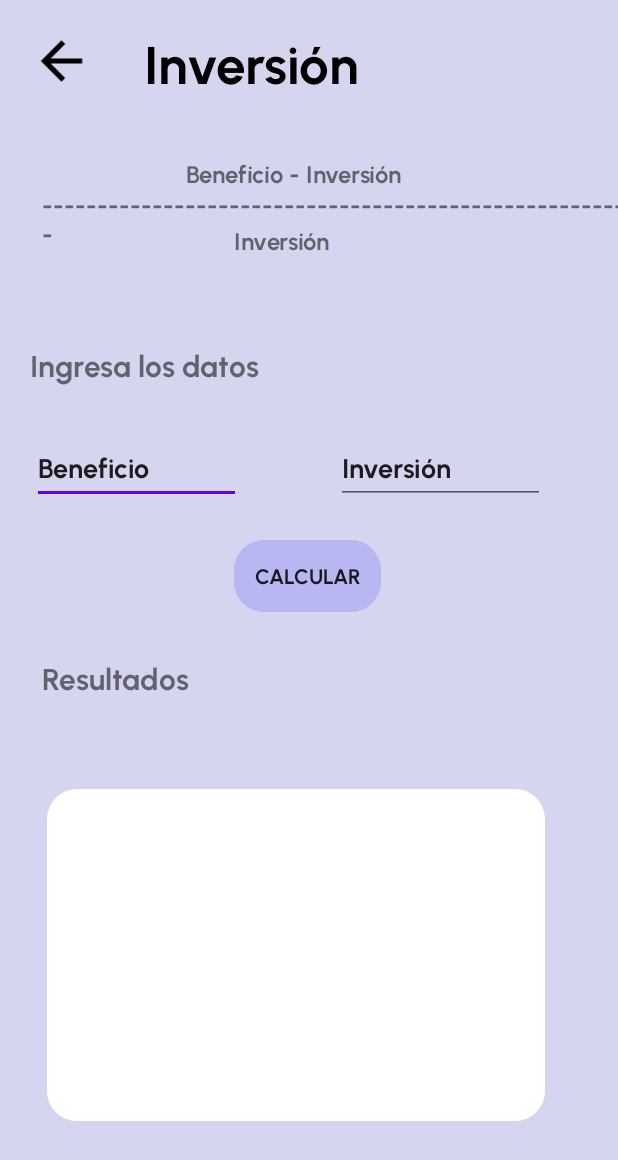
After one commit to KariVI/EnterFiance-App, an Android app: the Investment screen opened directly, with no data from a screen before it, on a phone screen of 412 x 824 dp. The commit adds this screen. Shown: the top 1160 px of the screen. Run offline under Robolectric (Android 15) with nearby library versions, the phone set to English and light mode, and no system bars.

Commit message:
investment 1

```diff
--- a/app/src/main/AndroidManifest.xml
+++ b/app/src/main/AndroidManifest.xml
@@ -29,6 +29,9 @@
             android:name=".PreCreateAccount"
             android:exported="false" />
         <activity
+            android:name=".Investment"
+            android:exported="false" />
+        <activity
             android:name=".MainActivity"
             android:exported="true">
             <intent-filter>
--- /dev/null
+++ b/app/src/main/java/com/example/enterfiance/Investment.java
@@ -0,0 +1,16 @@
+package com.example.enterfiance;
+
+import android.content.Intent;
+import android.os.Bundle;
+import android.view.View;
+
+import androidx.appcompat.app.AppCompatActivity;
+
+public class Investment extends AppCompatActivity {
+
+    @Override
+    protected void onCreate(Bundle savedInstanceState) {
+        super.onCreate(savedInstanceState);
+        setContentView(R.layout.activity_investment);
+    }
+}
--- a/app/src/main/java/com/example/enterfiance/Menu.java
+++ b/app/src/main/java/com/example/enterfiance/Menu.java
@@ -2,13 +2,27 @@ package com.example.enterfiance;
 
 import androidx.appcompat.app.AppCompatActivity;
 
+import android.content.Intent;
 import android.os.Bundle;
+import android.view.View;
+import android.widget.Button;
 
 public class Menu extends AppCompatActivity {
-
+    Button btInvest;
     @Override
     protected void onCreate(Bundle savedInstanceState) {
         super.onCreate(savedInstanceState);
         setContentView(R.layout.activity_menu);
+        btInvest = (Button) findViewById(R.id.btInvest);
+        btInvest.setOnClickListener(new View.OnClickListener() {
+            @Override
+                public void onClick(View v) {
+                    Intent intent = new Intent(Menu.this, Investment.class);
+
+                    startActivity(intent);
+                        overridePendingTransition(R.anim.slide_in_right, R.anim.slide_out_left);
+                    }
+        }
+        );
     }
 }
--- a/app/src/main/res/layout/activity_create_account.xml
+++ b/app/src/main/res/layout/activity_create_account.xml
@@ -152,7 +152,7 @@
         app:layout_constraintHorizontal_bias="0.498"
         app:layout_constraintStart_toStartOf="parent"
         app:layout_constraintTop_toBottomOf="@+id/occupationSpinner"
-        app:layout_constraintVertical_bias="0.923"
+        app:layout_constraintVertical_bias="0.0"
         app:rippleColor="#B8B7F2"
         app:strokeColor="#B8B7F2" />
 
--- a/app/src/main/res/layout/activity_create_account_business.xml
+++ b/app/src/main/res/layout/activity_create_account_business.xml
@@ -81,7 +81,7 @@
         app:layout_constraintTop_toBottomOf="@+id/giroNegocioSpinner" />
 
     <Button
-        android:id="@+id/backgroundOne"
+        android:id="@+id/background"
         android:layout_width="300dp"
         android:layout_height="170dp"
         android:layout_marginTop="25dp"
@@ -106,7 +106,7 @@
         android:text=""
         app:layout_constraintEnd_toEndOf="parent"
         app:layout_constraintStart_toStartOf="parent"
-        app:layout_constraintTop_toBottomOf="@+id/backgroundOne" />
+        app:layout_constraintTop_toBottomOf="@+id/background" />
 
     <Button
         android:id="@+id/buttonConsumo"
@@ -115,10 +115,10 @@
         android:layout_marginEnd="125dp"
         android:backgroundTint="@color/black"
         android:background="@drawable/consumo"
-        app:layout_constraintBottom_toBottomOf="@+id/backgroundOne"
-        app:layout_constraintEnd_toEndOf="@+id/backgroundOne"
-        app:layout_constraintStart_toStartOf="@+id/backgroundOne"
-        app:layout_constraintTop_toTopOf="@+id/backgroundOne" />
+        app:layout_constraintBottom_toBottomOf="@+id/background"
+        app:layout_constraintEnd_toEndOf="@+id/background"
+        app:layout_constraintStart_toStartOf="@+id/background"
+        app:layout_constraintTop_toTopOf="@+id/background" />
 
     <Button
         android:id="@+id/buttonService"
@@ -128,10 +128,10 @@
         android:background="@drawable/service"
         android:backgroundTint="@color/black"
 
-        app:layout_constraintBottom_toBottomOf="@+id/backgroundOne"
-        app:layout_constraintEnd_toEndOf="@+id/backgroundOne"
-        app:layout_constraintStart_toStartOf="@+id/backgroundOne"
-        app:layout_constraintTop_toTopOf="@+id/backgroundOne" />
+        app:layout_constraintBottom_toBottomOf="@+id/background"
+        app:layout_constraintEnd_toEndOf="@+id/background"
+        app:layout_constraintStart_toStartOf="@+id/background"
+        app:layout_constraintTop_toTopOf="@+id/background" />
 
     <Button
         android:id="@+id/buttonEmprendedor"
@@ -223,7 +223,7 @@
         android:layout_width="wrap_content"
         android:layout_height="wrap_content"
         app:layout_constraintEnd_toEndOf="parent"
-        app:layout_constraintStart_toEndOf="@+id/backgroundOne"
-        app:layout_constraintTop_toTopOf="@+id/backgroundOne"
+        app:layout_constraintStart_toEndOf="@+id/background"
+        app:layout_constraintTop_toTopOf="@+id/background"
         app:srcCompat="@drawable/information" />
 </androidx.constraintlayout.widget.ConstraintLayout>
--- a/app/src/main/res/layout/activity_create_account_optional.xml
+++ b/app/src/main/res/layout/activity_create_account_optional.xml
@@ -53,13 +53,13 @@
         android:fontFamily="@font/urbanistbold"
         android:text="Continuar después"
         android:textColor="#4448AE"
-        app:layout_constraintEnd_toEndOf="@+id/backgroundOne"
-        app:layout_constraintStart_toStartOf="@+id/backgroundOne"
-        app:layout_constraintTop_toTopOf="@+id/backgroundOne" />
+        app:layout_constraintEnd_toEndOf="@+id/background"
+        app:layout_constraintStart_toStartOf="@+id/background"
+        app:layout_constraintTop_toTopOf="@+id/background" />
 
 
     <Button
-        android:id="@+id/backgroundOne"
+        android:id="@+id/background"
         android:clickable="false"
         android:layout_width="300dp"
         android:layout_height="170dp"
@@ -108,9 +108,9 @@
         android:background="@drawable/circle"
         android:backgroundTint="#B3AFFD"
         android:text="➜"
-        app:layout_constraintBottom_toBottomOf="@+id/backgroundOne"
-        app:layout_constraintEnd_toEndOf="@+id/backgroundOne"
-        app:layout_constraintStart_toStartOf="@+id/backgroundOne"
-        app:layout_constraintTop_toTopOf="@+id/backgroundOne" />
+        app:layout_constraintBottom_toBottomOf="@+id/background"
+        app:layout_constraintEnd_toEndOf="@+id/background"
+        app:layout_constraintStart_toStartOf="@+id/background"
+        app:layout_constraintTop_toTopOf="@+id/background" />
 
 </androidx.constraintlayout.widget.ConstraintLayout>
--- /dev/null
+++ b/app/src/main/res/layout/activity_investment.xml
@@ -0,0 +1,153 @@
+<?xml version="1.0" encoding="utf-8"?>
+<androidx.constraintlayout.widget.ConstraintLayout xmlns:android="http://schemas.android.com/apk/res/android"
+    xmlns:app="http://schemas.android.com/apk/res-auto"
+    xmlns:tools="http://schemas.android.com/tools"
+    android:layout_width="match_parent"
+    android:layout_height="match_parent"
+    android:background="#D5D5EF"
+    tools:context=".Menu">
+
+    <ImageView
+        android:id="@+id/buttonBackMenu"
+        android:layout_width="42dp"
+        android:layout_height="41dp"
+        android:layout_marginStart="20dp"
+        android:layout_marginTop="20dp"
+        android:elevation="3dp"
+        app:layout_constraintStart_toStartOf="parent"
+        app:layout_constraintTop_toTopOf="parent"
+        app:srcCompat="@drawable/backarrow" />
+
+    <TextView
+        android:id="@+id/textWelcome"
+        android:layout_width="wrap_content"
+        android:layout_height="wrap_content"
+        android:layout_marginStart="96dp"
+        android:layout_marginTop="20dp"
+        android:elevation="3dp"
+        android:fontFamily="@font/urbanistbold"
+        android:text="Inversión"
+        android:textColor="#000000"
+        android:textSize="35dp"
+        app:layout_constraintStart_toStartOf="parent"
+        app:layout_constraintTop_toTopOf="parent" />
+
+    <EditText
+        android:id="@+id/benefitInput"
+        android:layout_width="139dp"
+        android:layout_height="48dp"
+        android:layout_marginTop="31dp"
+        android:layout_marginEnd="12dp"
+        android:ems="10"
+        android:fontFamily="@font/urbanistbold"
+        android:inputType="textPersonName"
+        android:text="Beneficio"
+        app:layout_constraintEnd_toEndOf="@+id/textView16"
+        app:layout_constraintTop_toBottomOf="@+id/textView16" />
+
+    <EditText
+        android:id="@+id/investmentInput"
+        android:layout_width="139dp"
+        android:layout_height="48dp"
+        android:layout_marginStart="204dp"
+        android:layout_marginTop="31dp"
+        android:ems="10"
+        android:fontFamily="@font/urbanistbold"
+        android:inputType="textPersonName"
+        android:text="Inversión"
+        app:layout_constraintStart_toStartOf="@+id/textView16"
+        app:layout_constraintTop_toBottomOf="@+id/textView16" />
+
+    <TextView
+        android:id="@+id/textView16"
+        android:layout_width="wrap_content"
+        android:layout_height="wrap_content"
+        android:layout_marginTop="60dp"
+        android:fontFamily="@font/urbanistbold"
+        android:text="Ingresa los datos"
+        android:textSize="20sp"
+        app:layout_constraintStart_toStartOf="@+id/buttonBackMenu"
+        app:layout_constraintTop_toBottomOf="@+id/textView18" />
+
+    <TextView
+        android:id="@+id/textView20"
+        android:layout_width="wrap_content"
+        android:layout_height="wrap_content"
+        android:layout_marginStart="8dp"
+        android:layout_marginTop="31dp"
+        android:fontFamily="@font/urbanistbold"
+        android:text="Resultados"
+        android:textSize="20sp"
+        app:layout_constraintStart_toStartOf="@+id/buttonBackMenu"
+        app:layout_constraintTop_toBottomOf="@+id/button" />
+
+    <TextView
+        android:id="@+id/textView17"
+        android:layout_width="wrap_content"
+        android:layout_height="wrap_content"
+        android:layout_marginStart="28dp"
+        android:layout_marginTop="40dp"
+        android:fontFamily="@font/urbanistbold"
+        android:text="Beneficio - Inversión"
+        android:textSize="16sp"
+        app:layout_constraintStart_toStartOf="@+id/textWelcome"
+        app:layout_constraintTop_toBottomOf="@+id/textWelcome" />
+
+    <TextView
+        android:id="@+id/textView18"
+        android:layout_width="wrap_content"
+        android:layout_height="wrap_content"
+        android:layout_marginStart="60dp"
+        android:layout_marginTop="24dp"
+        android:fontFamily="@font/urbanistbold"
+        android:text="Inversión"
+        android:textSize="16sp"
+        app:layout_constraintStart_toStartOf="@+id/textWelcome"
+        app:layout_constraintTop_toTopOf="@+id/textView19" />
+
+    <TextView
+        android:id="@+id/textView19"
+        android:layout_width="wrap_content"
+        android:layout_height="wrap_content"
+        android:layout_marginStart="8dp"
+        android:fontFamily="@font/urbanistbold"
+        android:text="---------------------------------------------------------"
+        android:textSize="16sp"
+        app:layout_constraintStart_toStartOf="@+id/buttonBackMenu"
+        app:layout_constraintTop_toBottomOf="@+id/textView17" />
+
+    <Button
+        android:id="@+id/button"
+        android:layout_width="98dp"
+        android:layout_height="48dp"
+        android:layout_marginTop="24dp"
+        android:layout_marginEnd="108dp"
+        android:background="@drawable/rounded_corner"
+        android:backgroundTint="#B8B7F2"
+
+        android:fontFamily="@font/urbanistbold"
+        android:text="Calcular"
+        app:layout_constraintEnd_toEndOf="@+id/investmentInput"
+        app:layout_constraintHorizontal_bias="0.992"
+        app:layout_constraintStart_toStartOf="@+id/benefitInput"
+        app:layout_constraintTop_toBottomOf="@+id/investmentInput"
+        app:rippleColor="#B8B7F2"
+        app:strokeColor="#B8B7F2" />
+
+    <Button
+        android:id="@+id/background"
+        android:layout_width="332dp"
+        android:layout_height="221dp"
+        android:layout_marginBottom="16dp"
+        android:background="@drawable/rounded_corner"
+        android:backgroundTint="@color/white"
+        android:clickable="true"
+        android:contentDescription="@string/app_name"
+        android:text=""
+        app:layout_constraintBottom_toBottomOf="parent"
+        app:layout_constraintEnd_toEndOf="parent"
+        app:layout_constraintHorizontal_bias="0.392"
+        app:layout_constraintStart_toStartOf="parent"
+        app:layout_constraintTop_toBottomOf="@+id/textView20" />
+
+</androidx.constraintlayout.widget.ConstraintLayout>
--- a/app/src/main/res/layout/activity_menu.xml
+++ b/app/src/main/res/layout/activity_menu.xml
@@ -60,7 +60,7 @@
         app:srcCompat="@drawable/profile" />
 
     <Button
-        android:id="@+id/buttonInversion"
+        android:id="@+id/btInvest"
         android:layout_width="100dp"
         android:layout_height="100dp"
         android:layout_marginTop="75dp"
@@ -123,10 +123,10 @@
         android:textAllCaps="false"
         android:textColor="#7673EC"
         android:textSize="18dp"
-        app:layout_constraintEnd_toEndOf="@+id/buttonInversion"
+        app:layout_constraintEnd_toEndOf="@+id/btInvest"
         app:layout_constraintHorizontal_bias="1.0"
-        app:layout_constraintStart_toStartOf="@+id/buttonInversion"
-        app:layout_constraintTop_toBottomOf="@+id/buttonInversion" />
+        app:layout_constraintStart_toStartOf="@+id/btInvest"
+        app:layout_constraintTop_toBottomOf="@+id/btInvest" />
 
     <Button
         android:id="@+id/buttonCostos"
```
